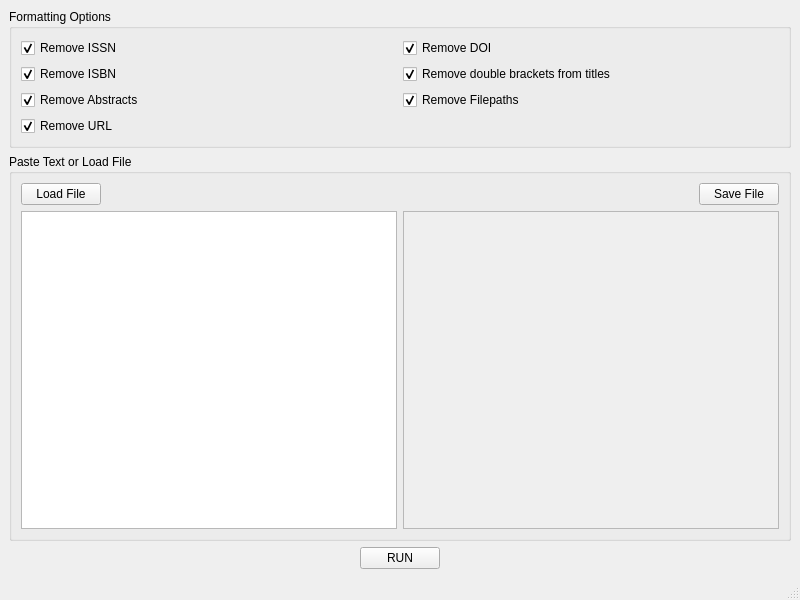
This is src/main/resources/base/mainwindow.ui in wklumpen/bibmend as Qt 5 draws it before an edit. The edited form follows.
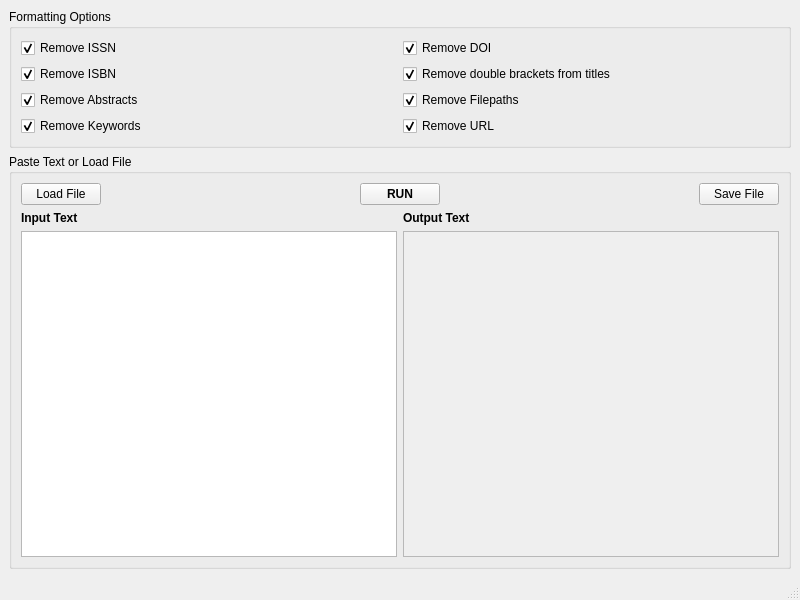
This is the edited form.

Commit message: Added load and save feature.

The edit to the form file:
```diff
--- a/src/main/resources/base/mainwindow.ui
+++ b/src/main/resources/base/mainwindow.ui
@@ -92,6 +92,16 @@
         </layout>
        </item>
        <item row="3" column="0">
+        <widget class="QCheckBox" name="chkKeyword">
+         <property name="text">
+          <string>Remove Keywords</string>
+         </property>
+         <property name="checked">
+          <bool>true</bool>
+         </property>
+        </widget>
+       </item>
+       <item row="3" column="1">
         <widget class="QCheckBox" name="chkURL">
          <property name="text">
           <string>Remove URL</string>
@@ -119,6 +129,32 @@
            </property>
           </widget>
          </item>
+         <item>
+          <spacer name="horizontalSpacer_2">
+           <property name="orientation">
+            <enum>Qt::Horizontal</enum>
+           </property>
+           <property name="sizeHint" stdset="0">
+            <size>
+             <width>40</width>
+             <height>20</height>
+            </size>
+           </property>
+          </spacer>
+         </item>
+         <item>
+          <widget class="QPushButton" name="btnRun">
+           <property name="font">
+            <font>
+             <weight>75</weight>
+             <bold>true</bold>
+            </font>
+           </property>
+           <property name="text">
+            <string>RUN</string>
+           </property>
+          </widget>
+         </item>
          <item>
           <spacer name="horizontalSpacer">
            <property name="orientation">
@@ -144,57 +180,54 @@
        <item>
         <layout class="QHBoxLayout" name="horizontalLayout_3">
          <item>
-          <widget class="QPlainTextEdit" name="txtInput"/>
+          <layout class="QVBoxLayout" name="verticalLayout_2">
+           <item>
+            <widget class="QLabel" name="label">
+             <property name="font">
+              <font>
+               <weight>75</weight>
+               <bold>true</bold>
+              </font>
+             </property>
+             <property name="text">
+              <string>Input Text</string>
+             </property>
+            </widget>
+           </item>
+           <item>
+            <widget class="QPlainTextEdit" name="txtInput"/>
+           </item>
+          </layout>
          </item>
          <item>
-          <widget class="QPlainTextEdit" name="txtOutput">
-           <property name="enabled">
-            <bool>false</bool>
-           </property>
-          </widget>
+          <layout class="QVBoxLayout" name="verticalLayout_4">
+           <item>
+            <widget class="QLabel" name="label_2">
+             <property name="font">
+              <font>
+               <weight>75</weight>
+               <bold>true</bold>
+              </font>
+             </property>
+             <property name="text">
+              <string>Output Text</string>
+             </property>
+            </widget>
+           </item>
+           <item>
+            <widget class="QPlainTextEdit" name="txtOutput">
+             <property name="enabled">
+              <bool>false</bool>
+             </property>
+            </widget>
+           </item>
+          </layout>
          </item>
         </layout>
        </item>
       </layout>
      </widget>
     </item>
-    <item>
-     <layout class="QHBoxLayout" name="horizontalLayout">
-      <item>
-       <spacer name="horizontalSpacer_2">
-        <property name="orientation">
-         <enum>Qt::Horizontal</enum>
-        </property>
-        <property name="sizeHint" stdset="0">
-         <size>
-          <width>40</width>
-          <height>20</height>
-         </size>
-        </property>
-       </spacer>
-      </item>
-      <item>
-       <widget class="QPushButton" name="btnRun">
-        <property name="text">
-         <string>RUN</string>
-        </property>
-       </widget>
-      </item>
-      <item>
-       <spacer name="horizontalSpacer_3">
-        <property name="orientation">
-         <enum>Qt::Horizontal</enum>
-        </property>
-        <property name="sizeHint" stdset="0">
-         <size>
-          <width>40</width>
-          <height>20</height>
-         </size>
-        </property>
-       </spacer>
-      </item>
-     </layout>
-    </item>
    </layout>
   </widget>
   <widget class="QMenuBar" name="menubar">
```
Left out of the diff: 46 changed lines with no effect on the pictures. The commit also changes 2 other files.
